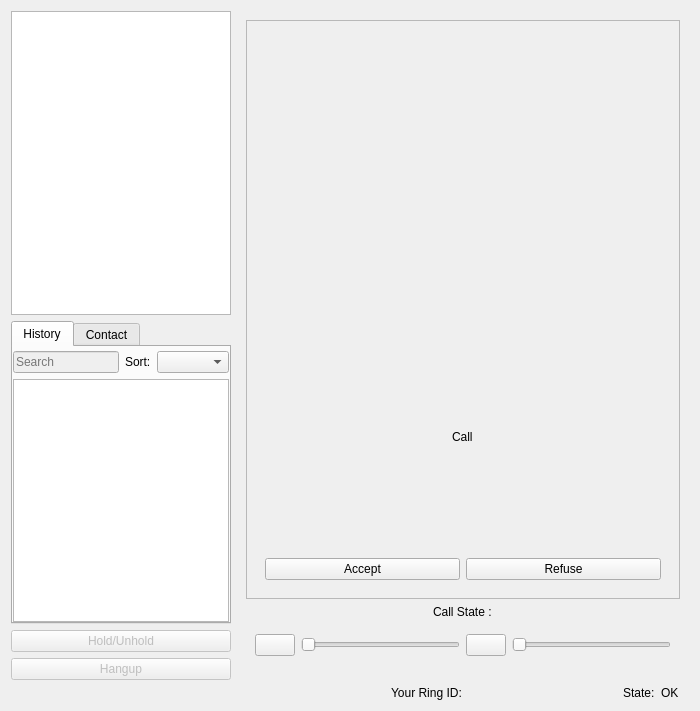
Before: the Qt Designer form callwidget.ui in savoirfairelinux/jami-client-windows, drawn with Qt 5.
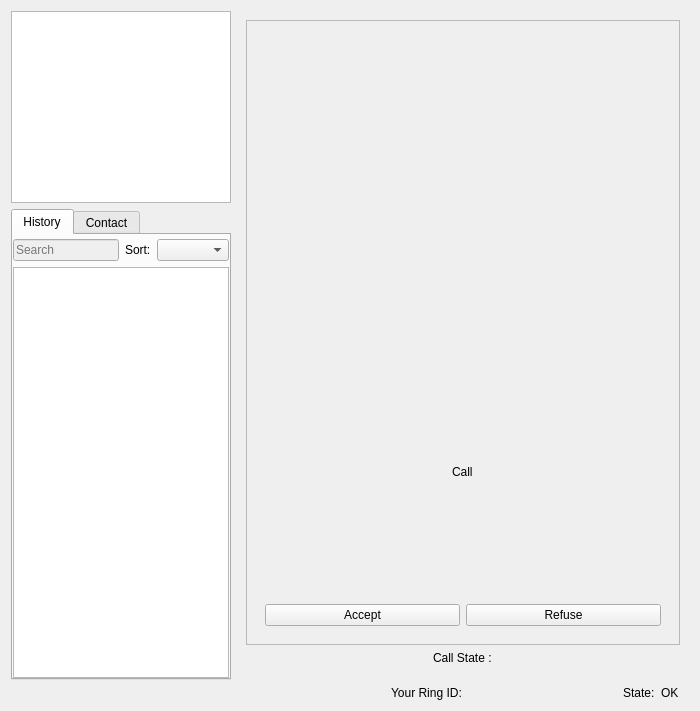
After: the same form once the commit is applied. Icons and pictures are not drawn. Custom widgets are drawn as their Qt base class.

The edit to the form file:
```diff
--- a/callwidget.ui
+++ b/callwidget.ui
@@ -29,7 +29,7 @@
       <enum>QLayout::SetDefaultConstraint</enum>
      </property>
      <item>
-      <layout class="QVBoxLayout" name="verticalLayout_5" stretch="0,0">
+      <layout class="QVBoxLayout" name="verticalLayout_5" stretch="0,1">
        <property name="topMargin">
         <number>0</number>
        </property>
@@ -189,40 +189,6 @@
        </item>
       </layout>
      </item>
-     <item>
-      <widget class="QPushButton" name="holdButton">
-       <property name="enabled">
-        <bool>false</bool>
-       </property>
-       <property name="text">
-        <string>Hold/Unhold</string>
-       </property>
-       <property name="icon">
-        <iconset>
-         <normaloff>:/images/phone-paused.png</normaloff>:/images/phone-paused.png</iconset>
-       </property>
-      </widget>
-     </item>
-     <item>
-      <widget class="QPushButton" name="hangupButton">
-       <property name="enabled">
-        <bool>false</bool>
-       </property>
-       <property name="sizePolicy">
-        <sizepolicy hsizetype="Minimum" vsizetype="Fixed">
-         <horstretch>0</horstretch>
-         <verstretch>0</verstretch>
-        </sizepolicy>
-       </property>
-       <property name="text">
-        <string>Hangup</string>
-       </property>
-       <property name="icon">
-        <iconset>
-         <normaloff>:/images/phone-hangup.png</normaloff>:/images/phone-hangup.png</iconset>
-       </property>
-      </widget>
-     </item>
     </layout>
    </item>
    <item row="0" column="1">
@@ -314,70 +280,6 @@
         </property>
        </widget>
       </item>
-      <item>
-       <widget class="QWidget" name="horizontalWidget" native="true">
-        <property name="sizePolicy">
-         <sizepolicy hsizetype="Preferred" vsizetype="Fixed">
-          <horstretch>0</horstretch>
-          <verstretch>0</verstretch>
-         </sizepolicy>
-        </property>
-        <layout class="QHBoxLayout" name="horizontalLayout_2">
-         <item>
-          <widget class="QPushButton" name="muteSpeakerButton">
-           <property name="text">
-            <string/>
-           </property>
-           <property name="icon">
-            <iconset>
-             <normaloff>:/images/speaker-off.png</normaloff>:/images/speaker-off.png</iconset>
-           </property>
-           <property name="iconSize">
-            <size>
-             <width>25</width>
-             <height>25</height>
-            </size>
-           </property>
-          </widget>
-         </item>
-         <item>
-          <widget class="QSlider" name="speakerSlider">
-           <property name="orientation">
-            <enum>Qt::Horizontal</enum>
-           </property>
-          </widget>
-         </item>
-         <item>
-          <widget class="QPushButton" name="muteMicButton">
-           <property name="text">
-            <string/>
-           </property>
-           <property name="icon">
-            <iconset>
-             <normaloff>:/images/microphone-off.png</normaloff>:/images/microphone-off.png</iconset>
-           </property>
-           <property name="iconSize">
-            <size>
-             <width>25</width>
-             <height>25</height>
-            </size>
-           </property>
-          </widget>
-         </item>
-         <item>
-          <widget class="QSlider" name="micSlider">
-           <property name="orientation">
-            <enum>Qt::Horizontal</enum>
-           </property>
-          </widget>
-         </item>
-        </layout>
-        <zorder>micSlider</zorder>
-        <zorder>muteMicButton</zorder>
-        <zorder>speakerSlider</zorder>
-        <zorder>muteSpeakerButton</zorder>
-       </widget>
-      </item>
       <item>
        <widget class="InstantMessagingWidget" name="instantMessagingWidget" native="true">
         <property name="sizePolicy">
```
Left out of the diff: 6 changed lines with no effect on the pictures.
